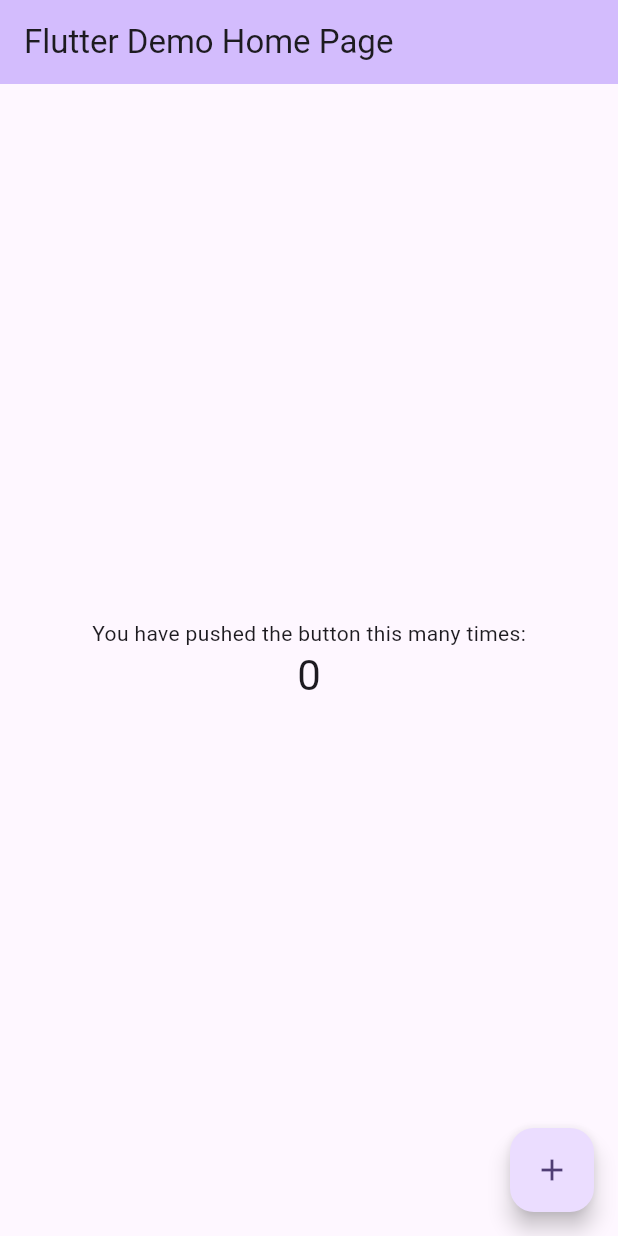
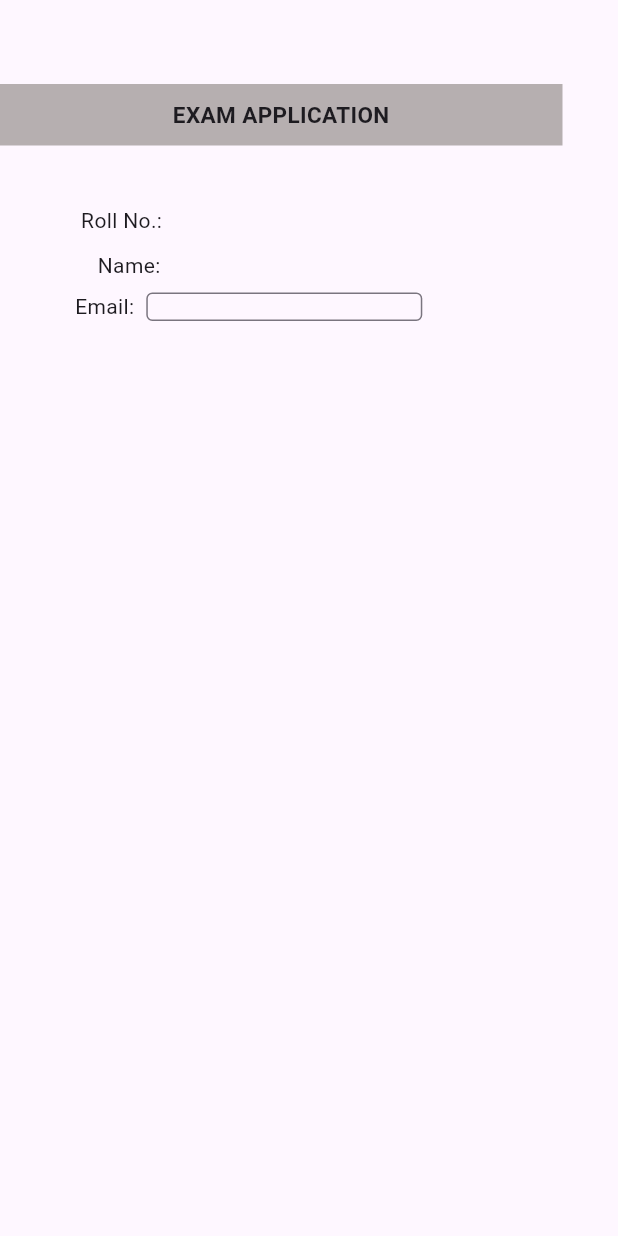
Before and after one commit to kathirdeepak21/roven_project, a Flutter app: the screen it shows after launch, on a phone screen of 412 x 824 dp. Run offline on Flutter 3.47's test engine with Material 3 defaults, Android fonts, the phone set to English and light mode, and no system bars.

Commit message:
exam application

```diff
--- /dev/null
+++ b/lib/examapp.dart
@@ -0,0 +1,72 @@
+import 'package:flutter/material.dart';
+
+class ExamApp extends StatelessWidget {
+  const ExamApp({super.key});
+
+  @override
+  Widget build(BuildContext context) {
+    return Scaffold(
+      appBar: AppBar(
+
+      ),
+      body: SingleChildScrollView(
+        child: Column(
+          children: [
+            Row(
+
+              children: [
+                Container(
+                  width: 375,
+                  decoration: BoxDecoration(
+                    color: Color.fromARGB(228, 173, 167, 167),
+                  ),
+                  child: Padding(
+                    padding: const EdgeInsets.all(10.0),
+                    child: Text("EXAM APPLICATION",textAlign: TextAlign.center,style: TextStyle(fontSize: 15,fontWeight: FontWeight.bold,),),
+                  )),
+              ],
+            ),
+            Column(
+              mainAxisAlignment: MainAxisAlignment.start,
+              children: [
+                Padding(
+                  padding: const EdgeInsets.only(right: 250,top: 40),
+                  child: Text("Roll No.:"),
+                ),
+            Padding(
+              padding: const EdgeInsets.only(right: 240,top: 10),
+              child: Text("Name:"),
+            ),
+            Row(
+              children: [
+                Padding(
+                  padding: const EdgeInsets.only(left: 50),
+                  child: Text("Email:"),
+                ),
+                Container(
+                  width: 200,
+                  height: 35,
+                  child: Padding(
+                    padding: const EdgeInsets.all(8.0),
+                    child: TextField(
+
+                      decoration: InputDecoration(
+                        border: OutlineInputBorder(
+                          borderSide: BorderSide(color: Color.fromARGB(255, 22, 22, 22))
+                        )
+                      ),
+                    ),
+                  ),
+                )
+              ],
+            )
+              ],
+            )
+
+          ],
+
+        ),
+      ),
+    );
+  }
+}
--- a/lib/main.dart
+++ b/lib/main.dart
@@ -1,4 +1,5 @@
 import 'package:flutter/material.dart';
+import 'package:flutter_application_1/examapp.dart';
 
 void main() {
   runApp(const MyApp());
@@ -11,6 +12,7 @@ class MyApp extends StatelessWidget {
   @override
   Widget build(BuildContext context) {
     return MaterialApp(
+      debugShowCheckedModeBanner: false,
       title: 'Flutter Demo',
       theme: ThemeData(
         // This is the theme of your application.
@@ -30,7 +32,7 @@ class MyApp extends StatelessWidget {
         // tested with just a hot reload.
         colorScheme: ColorScheme.fromSeed(seedColor: Colors.deepPurple),
       ),
-      home: const MyHomePage(title: 'Flutter Demo Home Page'),
+      home: const ExamApp(),
     );
   }
 }
--- a/pubspec.yaml
+++ b/pubspec.yaml
@@ -19,7 +19,7 @@ publish_to: 'none' # Remove this line if you wish to publish to pub.dev
 version: 1.0.0+1
 
 environment:
-  sdk: ^3.7.0
+  sdk: ^3.5.1
 
 # Dependencies specify other packages that your package needs in order to work.
 # To automatically upgrade your package dependencies to the latest versions
```
Also changed, not shown: pubspec.lock.
